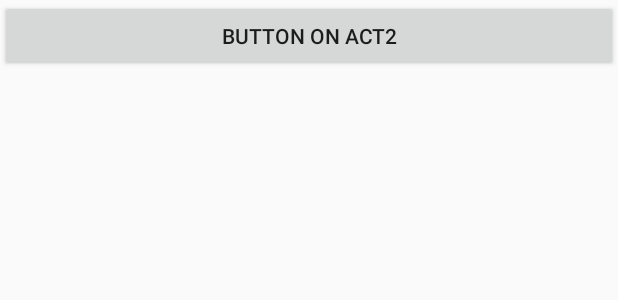
After one commit to hedw1gP/android-test-plot, an Android app: the layout activity_main2.xml on its own in the app's theme, with its tools: preview values and no code run, on a phone screen of 412 x 824 dp. The commit adds this screen. Shown: the top 300 px of the screen. Run offline under Robolectric (Android 15) with nearby library versions, the phone set to English and light mode, and no system bars.

Commit message:
Another activity!

```diff
--- a/app/src/main/AndroidManifest.xml
+++ b/app/src/main/AndroidManifest.xml
@@ -16,6 +16,7 @@
                 <category android:name="android.intent.category.LAUNCHER" />
             </intent-filter>
         </activity>
+        <activity android:name=".Main2Activity"></activity>
     </application>
 
 </manifest>
--- a/app/src/main/java/cc/dnation/android_test_plot/MainActivity.java
+++ b/app/src/main/java/cc/dnation/android_test_plot/MainActivity.java
@@ -1,5 +1,6 @@
 package cc.dnation.android_test_plot;
 
+import android.content.Intent;
 import android.support.v7.app.AppCompatActivity;
 import android.os.Bundle;
 import android.view.Menu;
@@ -24,7 +25,9 @@ public class MainActivity extends AppCompatActivity {
         button1.setOnClickListener(new View.OnClickListener() {
             @Override
             public void onClick(View view) {
-                Toast.makeText(MainActivity.this,"Button 1 clicked!", Toast.LENGTH_SHORT).show();
+                Toast.makeText(MainActivity.this,"Redirect to Activity2...", Toast.LENGTH_SHORT).show();
+                Intent intent = new Intent(MainActivity.this, Main2Activity.class);
+                startActivity(intent);
             }
         });
     }
--- /dev/null
+++ b/app/src/main/res/layout/activity_main2.xml
@@ -0,0 +1,15 @@
+<?xml version="1.0" encoding="utf-8"?>
+<LinearLayout xmlns:android="http://schemas.android.com/apk/res/android"
+    xmlns:app="http://schemas.android.com/apk/res-auto"
+    xmlns:tools="http://schemas.android.com/tools"
+    android:layout_width="match_parent"
+    android:layout_height="match_parent">
+
+
+    <Button
+        android:id="@+id/button_activity2_1"
+        android:layout_width="match_parent"
+        android:layout_height="wrap_content"
+        android:layout_weight="1"
+        android:text="Button on act2" />
+</LinearLayout>
```
Also changed, not shown: app/src/main/java/cc/dnation/android_test_plot/Main2Activity.java (added, +13 -0 lines).
